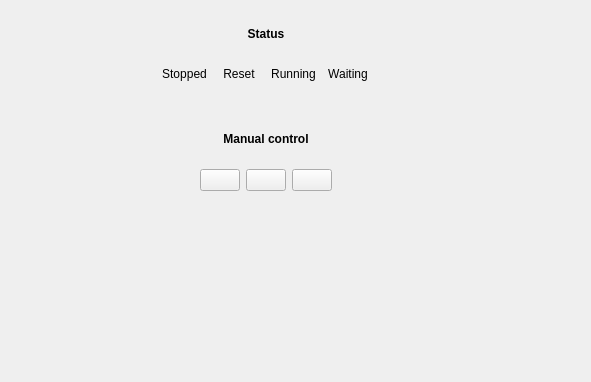
labscript-suite/labscript-devices, file labscript_devices/PulseBlaster/pulseblaster.ui: the form before one commit.
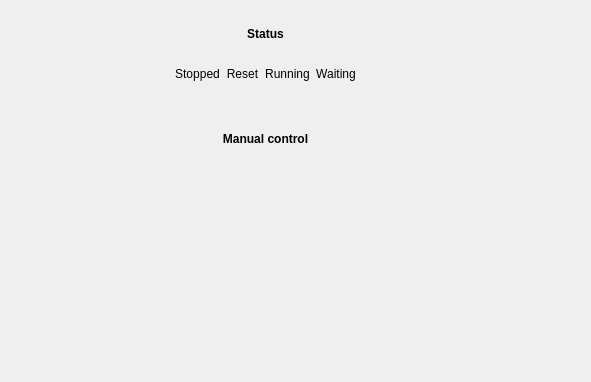
The form after the commit. Custom widgets are drawn as their Qt base class.

Commit message: Make the buttons of the device tabs auto-raise QToolButtons

```diff
--- a/labscript_devices/PulseBlaster/pulseblaster.ui
+++ b/labscript_devices/PulseBlaster/pulseblaster.ui
@@ -123,24 +123,33 @@
           </spacer>
          </item>
          <item>
-          <widget class="QPushButton" name="start_button">
+          <widget class="QToolButton" name="start_button">
            <property name="text">
             <string/>
            </property>
+           <property name="autoRaise">
+            <bool>true</bool>
+           </property>
           </widget>
          </item>
          <item>
-          <widget class="QPushButton" name="stop_button">
+          <widget class="QToolButton" name="stop_button">
            <property name="text">
             <string/>
            </property>
+           <property name="autoRaise">
+            <bool>true</bool>
+           </property>
           </widget>
          </item>
          <item>
-          <widget class="QPushButton" name="reset_button">
+          <widget class="QToolButton" name="reset_button">
            <property name="text">
             <string/>
            </property>
+           <property name="autoRaise">
+            <bool>true</bool>
+           </property>
           </widget>
          </item>
          <item>
```
The commit also changes 5 other files.
